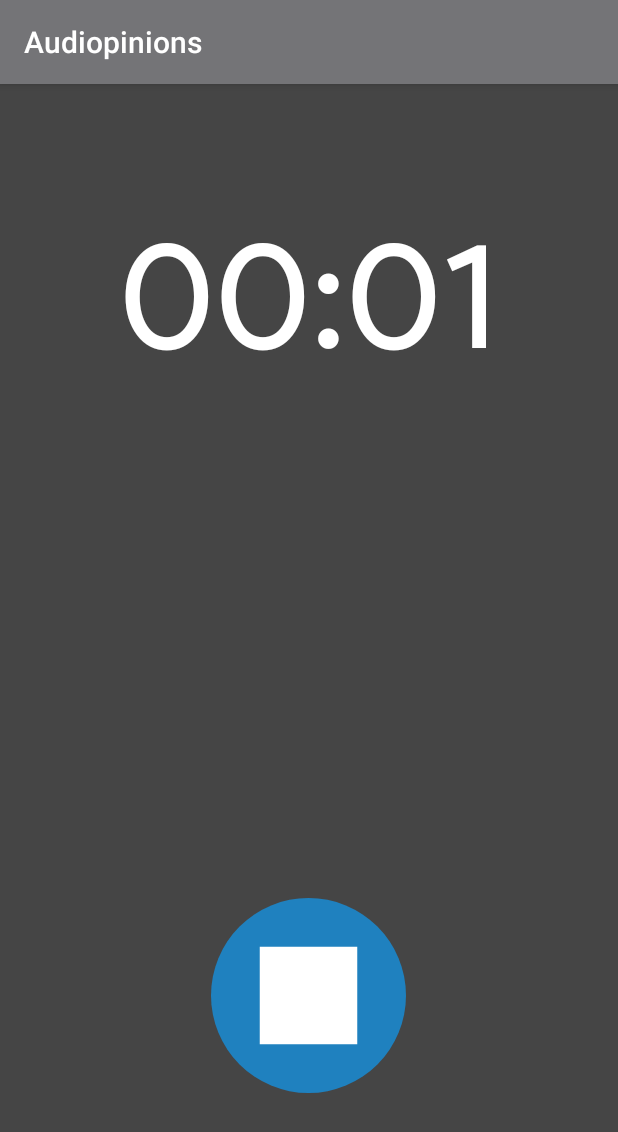
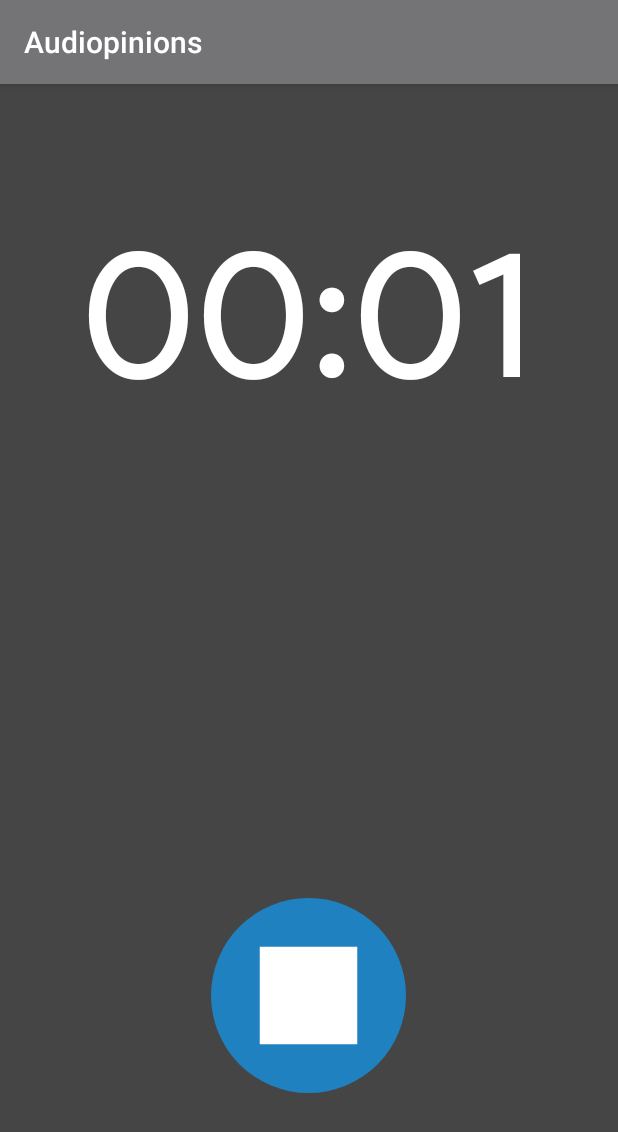
Before and after one commit to eromeroa/Audiopinions, an Android app: the screen it shows after launch (MainActivity), after a tap on an icon or button, on a phone screen of 412 x 824 dp. Shown: the top 1132 px of the screen. Run offline under Robolectric (Android 15) with nearby library versions, the phone set to English and light mode, and no system bars.

Commit message:
Añadida funcionalidad de grabacion, reproducción y borrado de audio. Cambios menores en el diseño de la interfaz.

```diff
--- a/app/src/main/AndroidManifest.xml
+++ b/app/src/main/AndroidManifest.xml
@@ -1,7 +1,7 @@
 <?xml version="1.0" encoding="utf-8"?>
 <manifest xmlns:android="http://schemas.android.com/apk/res/android"
     package="com.example.android.audiopinions">
-
+    <uses-permission android:name="android.permission.RECORD_AUDIO" />
     <application
         android:allowBackup="true"
         android:icon="@mipmap/ic_launcher"
@@ -17,5 +17,4 @@
             </intent-filter>
         </activity>
     </application>
-
 </manifest>
--- a/app/src/main/java/com/example/android/audiopinions/MainActivity.java
+++ b/app/src/main/java/com/example/android/audiopinions/MainActivity.java
@@ -1,54 +1,134 @@
 package com.example.android.audiopinions;
 
+import android.Manifest;
+import android.content.Context;
+import android.content.DialogInterface;
+import android.content.pm.PackageManager;
+import android.media.MediaPlayer;
+import android.media.MediaRecorder;
+import android.os.Environment;
 import android.os.SystemClock;
+import android.provider.MediaStore;
+import android.support.v4.app.ActivityCompat;
+import android.support.v4.content.ContextCompat;
+import android.support.v7.app.AlertDialog;
 import android.support.v7.app.AppCompatActivity;
 import android.os.Bundle;
 import android.view.View;
 import android.widget.Button;
 import android.widget.Chronometer;
 import android.widget.ImageButton;
+import android.widget.Toast;
+
+import java.io.File;
+import java.io.IOException;
 
 public class MainActivity extends AppCompatActivity {
     private Chronometer chrono;
     private long pauseOffset;
     private boolean running;
+    private boolean recorded;
     private ImageButton botonCentral;
     private Button botonIzquierdo;
     private Button botonDerecho;
+
+    private final int MY_PERMISSIONS_RECORD_AUDIO = 1;
+
+    private MediaRecorder myAudioRecorder = new MediaRecorder();
+
 
     @Override
     protected void onCreate(Bundle savedInstanceState) {
         super.onCreate(savedInstanceState);
         setContentView(R.layout.activity_main);
 
+
         chrono = findViewById(R.id.chronometer);
         botonCentral = findViewById(R.id.botonCentral);
         botonDerecho = findViewById(R.id.botonSend);
         botonIzquierdo = findViewById(R.id.botonDelete);
+
+        if (ContextCompat.checkSelfPermission(this, Manifest.permission.RECORD_AUDIO) != PackageManager.PERMISSION_GRANTED) {
+            ActivityCompat.requestPermissions(this, new String[]{Manifest.permission.RECORD_AUDIO}, MY_PERMISSIONS_RECORD_AUDIO);
+        }
+
+        myAudioRecorder.setAudioSource(MediaRecorder.AudioSource.MIC);
+        myAudioRecorder.setOutputFormat(MediaRecorder.OutputFormat.AAC_ADTS);
+        myAudioRecorder.setAudioEncoder(MediaRecorder.OutputFormat.AMR_NB);
+        myAudioRecorder.setAudioEncodingBitRate(128000);
+        myAudioRecorder.setAudioSamplingRate(96000);
+        myAudioRecorder.setOutputFile(getFilesDir()+"/audio.aac");
+
     }
 
     public void startChronometer(View v){
-        if(!running){
+        if (ContextCompat.checkSelfPermission(this, Manifest.permission.RECORD_AUDIO) == PackageManager.PERMISSION_GRANTED) {
+            if(!running && !recorded){
                 chrono.setBase(SystemClock.elapsedRealtime() - pauseOffset);
                 chrono.start();
                 running = true;
                 botonCentral.setImageResource(R.drawable.stop_icon);
+                try {
+                    myAudioRecorder.prepare();
+                    myAudioRecorder.start();
+                } catch (IllegalStateException ise) {
+
+                } catch (IOException ioe) {
+
                 }
-        else{
+            }
+            else if (running && !recorded){
+                running = false;
+                recorded = true;
                 chrono.stop();
                 pauseOffset = SystemClock.elapsedRealtime() - chrono.getBase();
                 botonIzquierdo.setVisibility(View.VISIBLE);
                 botonDerecho.setVisibility(View.VISIBLE);
                 botonCentral.setImageResource(R.drawable.play_icon);
+                myAudioRecorder.stop();
+                myAudioRecorder.release();
+                myAudioRecorder = null;
+            }
+            else if (!running && recorded){
+                MediaPlayer mediaPlayer = new MediaPlayer();
+                try {
+                    mediaPlayer.setDataSource(getFilesDir()+"/audio.aac");
+                    mediaPlayer.prepare();
+                    mediaPlayer.start();
+                } catch (Exception e) {
+
+                }
+            }
+        }
+        else{
+            ActivityCompat.requestPermissions(this, new String[]{Manifest.permission.RECORD_AUDIO, Manifest.permission.WRITE_EXTERNAL_STORAGE}, MY_PERMISSIONS_RECORD_AUDIO);
         }
     }
 
     public void deleteAudio(View v){
+
+        new AlertDialog.Builder(this)
+                .setTitle("Confirmar acción")
+                .setMessage("¿Seguro que quiere borrar el audio?")
+                .setPositiveButton("Borrar", new DialogInterface.OnClickListener() {
+                    @Override
+                    public void onClick(DialogInterface dialogInterface, int i) {
                         chrono.setBase(SystemClock.elapsedRealtime());
                         pauseOffset=0;
                         running = false;
                         botonIzquierdo.setVisibility(View.INVISIBLE);
                         botonDerecho.setVisibility(View.INVISIBLE);
                         botonCentral.setImageResource(R.drawable.mic_icon);
+                        deleteFile("audio.aac");
+                    }
+                })
+                .setNegativeButton("Cancelar", new DialogInterface.OnClickListener() {
+                    @Override
+                    public void onClick(DialogInterface dialogInterface, int i) {
+
+                    }
+                })
+                .setIcon(R.drawable.warning_icon)
+                .show();
     }
 }
--- /dev/null
+++ b/app/src/main/res/drawable/warning_icon.xml
@@ -0,0 +1,9 @@
+<vector xmlns:android="http://schemas.android.com/apk/res/android"
+        android:width="24dp"
+        android:height="24dp"
+        android:viewportWidth="24.0"
+        android:viewportHeight="24.0">
+    <path
+        android:fillColor="#FF000000"
+        android:pathData="M1,21h22L12,2 1,21zM13,18h-2v-2h2v2zM13,14h-2v-4h2v4z"/>
+</vector>
--- a/app/src/main/res/layout/activity_main.xml
+++ b/app/src/main/res/layout/activity_main.xml
@@ -25,7 +25,7 @@
                 android:layout_marginTop="80dp"
                 android:fontFamily="@font/product_sans_regular"
                 android:textColor="#ffffff"
-                android:textSize="100sp"/>
+                android:textSize="120sp"/>
 
         </LinearLayout>
 
```
Lines whose indentation alone changed are shown as unchanged.
